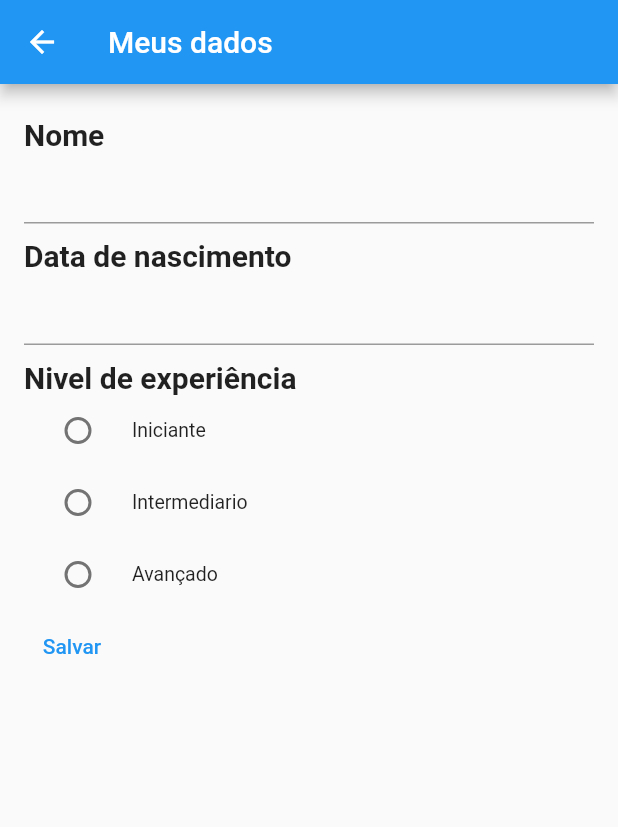
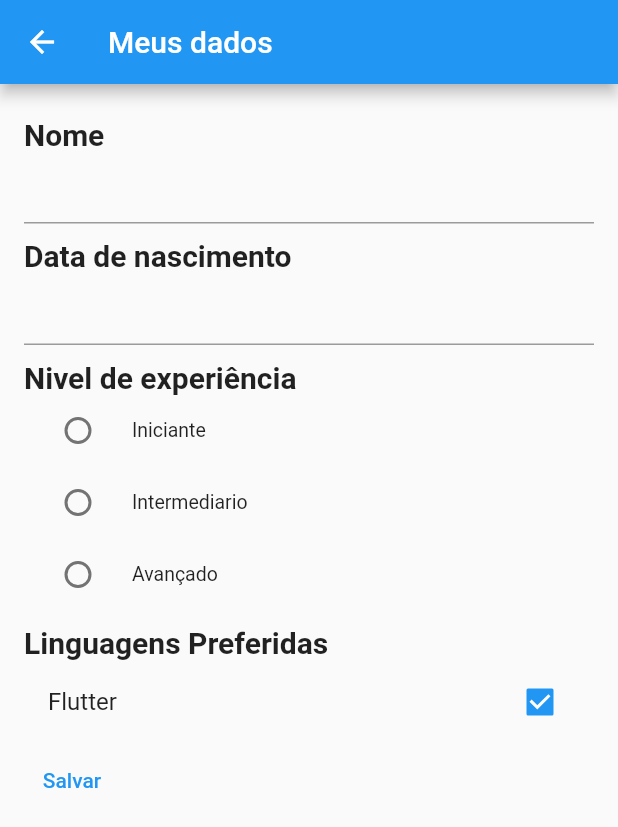
Before and after one commit to devfelpSs/testapps, a Flutter app: the DadosCadastraisPage screen opened directly, on a phone screen of 412 x 824 dp. Shown: the top 827 px of the screen. Run offline on Flutter 3.47's test engine with Material 2 defaults, Android fonts, the phone set to English and light mode, and no system bars; our stand-ins replace google_fonts; network calls fail.

Commit message:
stylishing preferred languages options

```diff
--- a/lib/pages/dados_cadastrais.dart
+++ b/lib/pages/dados_cadastrais.dart
@@ -72,8 +72,15 @@ class _DadosCadastraisPageState extends State<DadosCadastraisPage> {
                 });
               },
             ))
-            .toList(),
-        ),
+            .toList(),),
+
+          const TextLabel(texto: "Linguagens Preferidas"),
+          CheckboxListTile(
+            title: Text("Flutter"),
+            value: true, onChanged: (value){
+
+          }),
+
 
           TextButton(
             onPressed: () {
```
